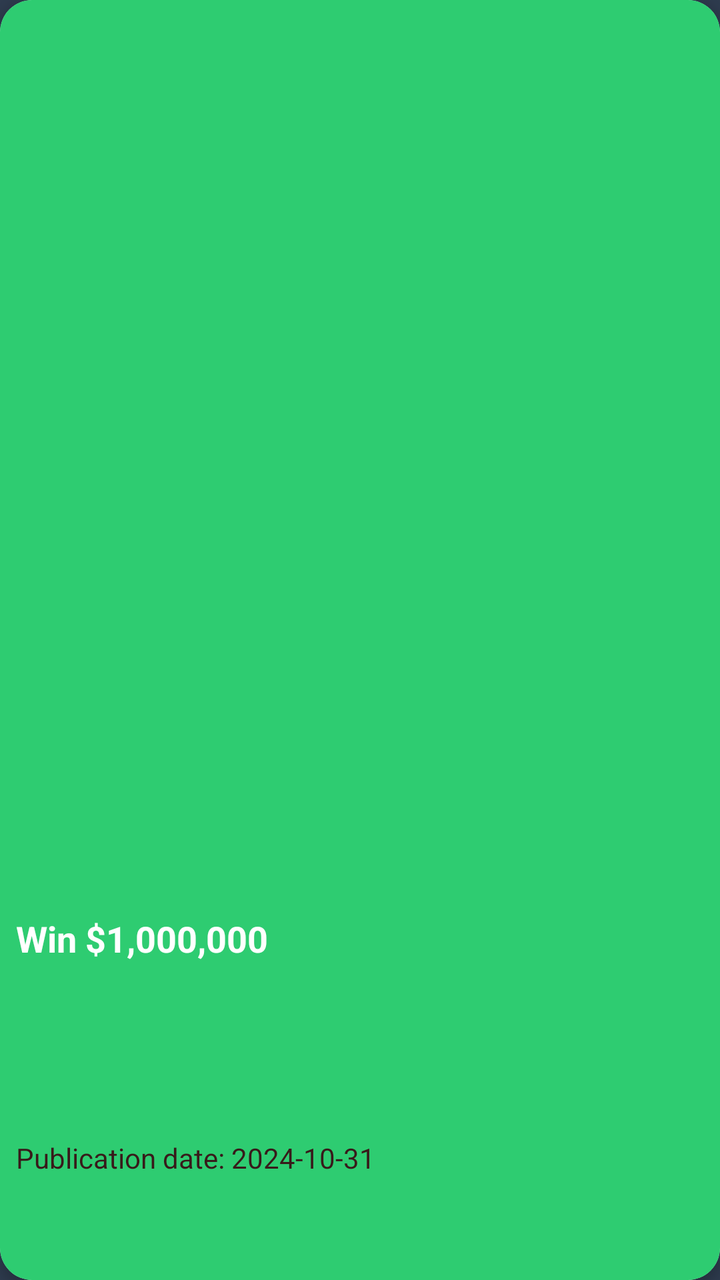
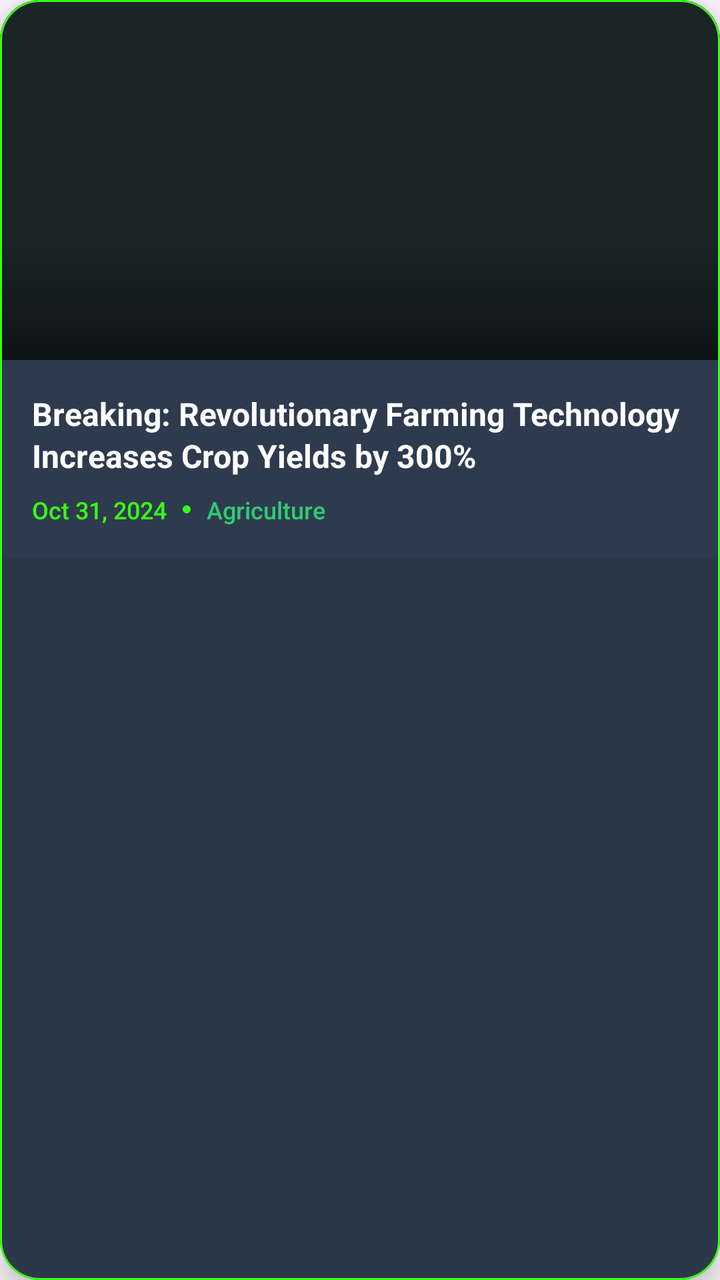

Screens rendered from an Android XML layout before and after an edit, with the pre-edit source and the edit as a unified diff.
<!-- AndroidManifest.xml: application theme AppTheme -->
<!-- res/layout/news_item.xml -->
<?xml version="1.0" encoding="utf-8"?>
<androidx.cardview.widget.CardView
    xmlns:android="http://schemas.android.com/apk/res/android"
    xmlns:card_view="http://schemas.android.com/apk/res-auto"
    android:layout_width="match_parent"
    android:layout_height="250dp"
    card_view:cardElevation="4dp"
    card_view:cardCornerRadius="16dp"
    android:background="@color/colorSecondary"
    android:layout_margin="8dp">

    <LinearLayout
        android:layout_width="match_parent"
        android:layout_height="match_parent"
        android:orientation="vertical"
        android:background="@color/colorSecondaryVariant"
        >

        
        <ImageView
            android:id="@+id/poster_news"
            android:layout_width="match_parent"
            android:layout_height="0dp"
            android:layout_weight="2"
            android:scaleType="centerCrop"
            android:contentDescription="Farming" />

        
        <TextView
            android:id="@+id/caption_news"
            android:layout_width="match_parent"
            android:layout_height="0dp"
            android:layout_weight="0.5"
            android:ellipsize="end"
            android:maxLines="1"
            android:text="Win $1,000,000"
            android:textColor="@color/white"
            android:textSize="18sp"
            android:textStyle="bold"
            android:padding="8dp" />

        
        <TextView
            android:id="@+id/published_at_news"
            android:layout_width="match_parent"
            android:layout_height="0dp"
            android:layout_weight=".35"
            android:maxLines="1"
            android:text="Publication date: 2024-10-31"
            android:textColor="#381A1A"
            android:textSize="14sp"
            android:padding="8dp" />

    </LinearLayout>
</androidx.cardview.widget.CardView>
<!-- resources referenced by this layout -->
<resources>
  <color name="colorSecondary">#39FF14</color>
  <color name="colorSecondaryVariant">#2ECC71</color>
  <color name="white">#FFFFFFFF</color>
  <style name="AppTheme" parent="Theme.MaterialComponents.DayNight.NoActionBar.Bridge">
          <item name="colorPrimary">#1A2526</item>
          <item name="colorPrimaryVariant">#2E3B4E</item>
          <item name="colorOnPrimary">@color/white</item>
  
          <item name="colorSecondary">#39FF14</item>
          <item name="colorSecondaryVariant">#2ECC71</item>
          <item name="colorOnSecondary">@android:color/white</item>
  
          <item name="android:colorBackground">@color/colorPrimaryVariant</item>
          <item name="colorOnBackground">@color/white</item>
  
          <item name="colorSurface">#2E3B4E</item>
          <item name="colorOnSurface">@color/white</item>
  
          <item name="android:textColor">@color/black</item>
          <item name="colorAccent">#FF5E33</item>
          <item name="colorError">#BD0B0B</item>
  
          <item name="isLightTheme">false</item>
          <item name="android:windowLightStatusBar">false</item>
          <item name="android:statusBarColor">@color/colorPrimaryVariant</item>
          <item name="android:navigationBarColor">@color/colorPrimary</item>
          <item name="android:enforceStatusBarContrast" tools:targetApi="q">true</item>
          <item name="android:windowContentTransitions">true</item>
          <item name="materialButtonStyle">@style/Widget.App.Button</item>
          <item name="textAppearanceButton">@style/TextAppearance.App.Button</item>
      </style>
  <color name="colorPrimaryVariant">#2E3B4E</color>
  <color name="black">#FF000000</color>
  <color name="colorPrimary">#1A2526</color>
  <style name="Widget.App.Button" parent="Widget.Material3.Button" tools:ignore="DuplicateDefinition">
          <item name="android:minHeight">40dp</item>
          <item name="android:textSize">20sp</item>
          <item name="android:padding">5dp</item>
          <item name="android:textColor">@color/white</item>
          <item name="android:textStyle">bold</item>
          <item name="background">@drawable/button_grad</item>
      </style>
  <style name="TextAppearance.App.Button" parent="TextAppearance.MaterialComponents.Button">
          <item name="android:textSize">20sp</item>
          <item name="android:textStyle">bold</item>
          <item name="android:textColor">@color/white</item>
      </style>
  <!-- drawable button_grad (drawable) -->
  <?xml version="1.0" encoding="utf-8"?>
  <shape xmlns:android="http://schemas.android.com/apk/res/android">
  
      
      <gradient
          android:angle="45"
          android:startColor="#8BC34A"
          android:centerColor="#2E891E"
          android:endColor="#0A2C04"
          android:type="linear" />
  
      
      <corners android:radius="20dp" />
  
      
  
  
  
  
  
  
  </shape>
</resources>

<!-- the commit's change to res/layout/news_item.xml (unified diff, before → after) -->
@@ -1,55 +1,101 @@
 <?xml version="1.0" encoding="utf-8"?>
-<androidx.cardview.widget.CardView
+<com.google.android.material.card.MaterialCardView
     xmlns:android="http://schemas.android.com/apk/res/android"
-    xmlns:card_view="http://schemas.android.com/apk/res-auto"
+    xmlns:app="http://schemas.android.com/apk/res-auto"
     android:layout_width="match_parent"
-    android:layout_height="250dp"
-    card_view:cardElevation="4dp"
-    card_view:cardCornerRadius="16dp"
-    android:background="@color/colorSecondary"
-    android:layout_margin="8dp">
+    android:layout_height="280dp"
+    app:cardElevation="8dp"
+    app:cardCornerRadius="20dp"
+    app:cardBackgroundColor="@color/colorPrimaryVariant"
+    app:strokeWidth="1dp"
+    app:strokeColor="@color/colorSecondary"
+    android:layout_margin="12dp"
+    android:clickable="true"
+    android:focusable="true"
+    android:foreground="?android:attr/selectableItemBackground">
 
-    <LinearLayout
+    <RelativeLayout
         android:layout_width="match_parent"
-        android:layout_height="match_parent"
-        android:orientation="vertical"
-        android:background="@color/colorSecondaryVariant"
-        >
+        android:layout_height="match_parent">
 
         
         <ImageView
             android:id="@+id/poster_news"
             android:layout_width="match_parent"
-            android:layout_height="0dp"
-            android:layout_weight="2"
+            android:layout_height="180dp"
+            android:layout_alignParentTop="true"
             android:scaleType="centerCrop"
-            android:contentDescription="Farming" />
+            android:contentDescription="News Image"
+            android:background="@color/colorPrimary" />
 
         
-        <TextView
-            android:id="@+id/caption_news"
+        <View
             android:layout_width="match_parent"
-            android:layout_height="0dp"
-            android:layout_weight="0.5"
-            android:ellipsize="end"
-            android:maxLines="1"
-            android:text="Win $1,000,000"
-            android:textColor="@color/white"
-            android:textSize="18sp"
-            android:textStyle="bold"
-            android:padding="8dp" />
+            android:layout_height="60dp"
+            android:layout_alignBottom="@id/poster_news"
+            android:background="@drawable/gradient_overlay" />
 
         
-        <TextView
-            android:id="@+id/published_at_news"
+        <LinearLayout
             android:layout_width="match_parent"
-            android:layout_height="0dp"
-            android:layout_weight=".35"
-            android:maxLines="1"
-            android:text="Publication date: 2024-10-31"
-            android:textColor="#381A1A"
-            android:textSize="14sp"
-            android:padding="8dp" />
+            android:layout_height="wrap_content"
+            android:layout_below="@id/poster_news"
+            android:orientation="vertical"
+            android:padding="16dp"
+            android:background="@color/colorPrimaryVariant">
 
-    </LinearLayout>
-</androidx.cardview.widget.CardView>
+            
+            <TextView
+                android:id="@+id/caption_news"
+                android:layout_width="match_parent"
+                android:layout_height="wrap_content"
+                android:ellipsize="end"
+                android:maxLines="2"
+                android:text="Breaking: Revolutionary Farming Technology Increases Crop Yields by 300%"
+                android:textColor="@color/white"
+                android:textSize="16sp"
+                android:textStyle="bold"
+                android:lineSpacingExtra="2dp"
+                android:layout_marginBottom="8dp" />
+
+            
+            <LinearLayout
+                android:layout_width="wrap_content"
+                android:layout_height="wrap_content"
+                android:orientation="horizontal"
+                android:gravity="center_vertical">
+
+                <TextView
+                    android:id="@+id/published_at_news"
+                    android:layout_width="wrap_content"
+                    android:layout_height="wrap_content"
+                    android:text="Oct 31, 2024"
+                    android:textColor="@color/colorSecondary"
+                    android:textSize="12sp"
+                    android:textStyle="normal"
+                    android:fontFamily="sans-serif-medium" />
+
+                
+                <View
+                    android:layout_width="4dp"
+                    android:layout_height="4dp"
+                    android:layout_marginStart="8dp"
+                    android:layout_marginEnd="8dp"
+                    android:background="@drawable/dot_separator" />
+
+                <TextView
+                    android:id="@+id/category_news"
+                    android:layout_width="wrap_content"
+                    android:layout_height="wrap_content"
+                    android:text="Agriculture"
+                    android:textColor="@color/colorSecondaryVariant"
+                    android:textSize="12sp"
+                    android:textStyle="normal"
+                    android:fontFamily="sans-serif-medium" />
+
+            </LinearLayout>
+
+        </LinearLayout>
+
+    </RelativeLayout>
+</com.google.android.material.card.MaterialCardView>
<!-- resource entries referenced after the edit -->
@@ -3,72 +3,49 @@
   <color name="colorSecondary">#39FF14</color>
   <color name="colorSecondaryVariant">#2ECC71</color>
   <color name="white">#FFFFFFFF</color>
-  <style name="AppTheme" parent="Theme.MaterialComponents.DayNight.NoActionBar.Bridge">
+  <!-- drawable dot_separator (drawable) -->
+  <?xml version="1.0" encoding="utf-8"?>
+  <shape xmlns:android="http://schemas.android.com/apk/res/android"
+      android:shape="oval">
+      <solid android:color="@color/colorSecondary" />
+  </shape>
+  <!-- drawable gradient_overlay (drawable) -->
+  <?xml version="1.0" encoding="utf-8"?>
+  <shape xmlns:android="http://schemas.android.com/apk/res/android">
+      <gradient
+          android:angle="270"
+          android:startColor="#00000000"
+          android:centerColor="#33000000"
+          android:endColor="#80000000"
+          android:type="linear" />
+  </shape>
+  <style name="AppTheme" parent="Theme.Material3.DayNight.NoActionBar">
+          
           <item name="colorPrimary">#1A2526</item>
-          <item name="colorPrimaryVariant">#2E3B4E</item>
-          <item name="colorOnPrimary">@color/white</item>
+          <item name="colorSecondary">#39FF14</item>
+          <item name="colorTertiary">#2ECC71</item>
   
-          <item name="colorSecondary">#39FF14</item>
-          <item name="colorSecondaryVariant">#2ECC71</item>
-          <item name="colorOnSecondary">@android:color/white</item>
+          
+          <item name="colorSurface">#2E3B4E</item>
+          <item name="android:statusBarColor">#2E3B4E</item>
+          <item name="android:navigationBarColor">#1A2526</item>
   
-          <item name="android:colorBackground">@color/colorPrimaryVariant</item>
-          <item name="colorOnBackground">@color/white</item>
+          
+          
   
-          <item name="colorSurface">#2E3B4E</item>
-          <item name="colorOnSurface">@color/white</item>
-  
-          <item name="android:textColor">@color/black</item>
-          <item name="colorAccent">#FF5E33</item>
-          <item name="colorError">#BD0B0B</item>
-  
-          <item name="isLightTheme">false</item>
-          <item name="android:windowLightStatusBar">false</item>
-          <item name="android:statusBarColor">@color/colorPrimaryVariant</item>
-          <item name="android:navigationBarColor">@color/colorPrimary</item>
-          <item name="android:enforceStatusBarContrast" tools:targetApi="q">true</item>
-          <item name="android:windowContentTransitions">true</item>
-          <item name="materialButtonStyle">@style/Widget.App.Button</item>
-          <item name="textAppearanceButton">@style/TextAppearance.App.Button</item>
+          
+          <item name="materialButtonStyle">@style/Widget.Atomica.Button</item>
+      </style>
+  <style name="Widget.Atomica.Button" parent="Widget.Material3.Button">
+          <item name="android:minHeight">40dp</item>
+          <item name="android:textSize">16sp</item>
+          <item name="android:textStyle">bold</item>
+          <item name="android:textColor">@android:color/black</item>
+          <item name="backgroundTint">#39FF14</item>
+          <item name="cornerRadius">30dp</item>
+          <item name="elevation">8dp</item>
       </style>
   <color name="colorPrimaryVariant">#2E3B4E</color>
-  <color name="black">#FF000000</color>
   <color name="colorPrimary">#1A2526</color>
-  <style name="Widget.App.Button" parent="Widget.Material3.Button" tools:ignore="DuplicateDefinition">
-          <item name="android:minHeight">40dp</item>
-          <item name="android:textSize">20sp</item>
-          <item name="android:padding">5dp</item>
-          <item name="android:textColor">@color/white</item>
-          <item name="android:textStyle">bold</item>
-          <item name="background">@drawable/button_grad</item>
-      </style>
-  <style name="TextAppearance.App.Button" parent="TextAppearance.MaterialComponents.Button">
-          <item name="android:textSize">20sp</item>
-          <item name="android:textStyle">bold</item>
-          <item name="android:textColor">@color/white</item>
-      </style>
-  <!-- drawable button_grad (drawable) -->
-  <?xml version="1.0" encoding="utf-8"?>
-  <shape xmlns:android="http://schemas.android.com/apk/res/android">
-  
-      
-      <gradient
-          android:angle="45"
-          android:startColor="#8BC34A"
-          android:centerColor="#2E891E"
-          android:endColor="#0A2C04"
-          android:type="linear" />
-  
-      
-      <corners android:radius="20dp" />
-  
-      
-  
-  
-  
-  
-  
-  
-  </shape>
 </resources>
 
